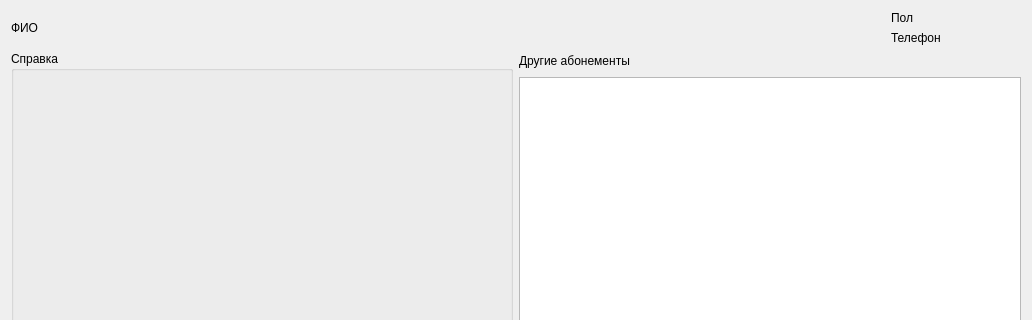
Qt form 3_course/1_part/VPandHCI/DB/userdata.ui (Monstruos/Course_projects) before a commit; both pictures show x 0 to 1032 and y 0 to 320 of the 1032 by 697 pixel window.
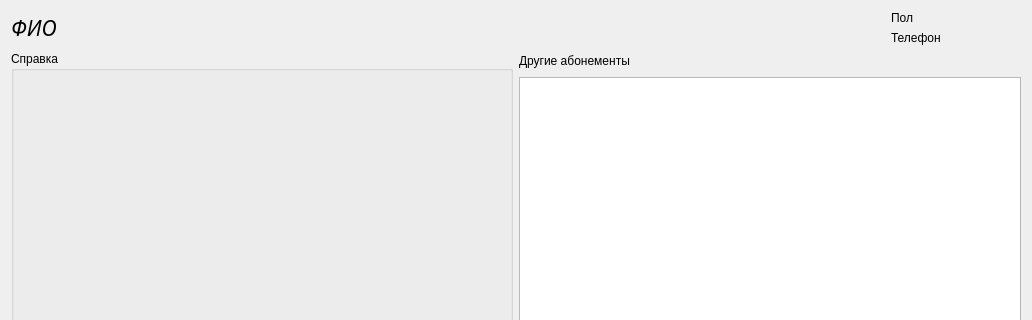
The same form after that commit.

Diff of the .ui file:
```diff
--- a/3_course/1_part/VPandHCI/DB/userdata.ui
+++ b/3_course/1_part/VPandHCI/DB/userdata.ui
@@ -26,6 +26,15 @@
            <verstretch>0</verstretch>
           </sizepolicy>
          </property>
+         <property name="font">
+          <font>
+           <family>Narkisim</family>
+           <pointsize>16</pointsize>
+           <weight>50</weight>
+           <italic>true</italic>
+           <bold>false</bold>
+          </font>
+         </property>
          <property name="styleSheet">
           <string notr="true">font: italic 16pt &quot;Narkisim&quot;;</string>
          </property>
```
